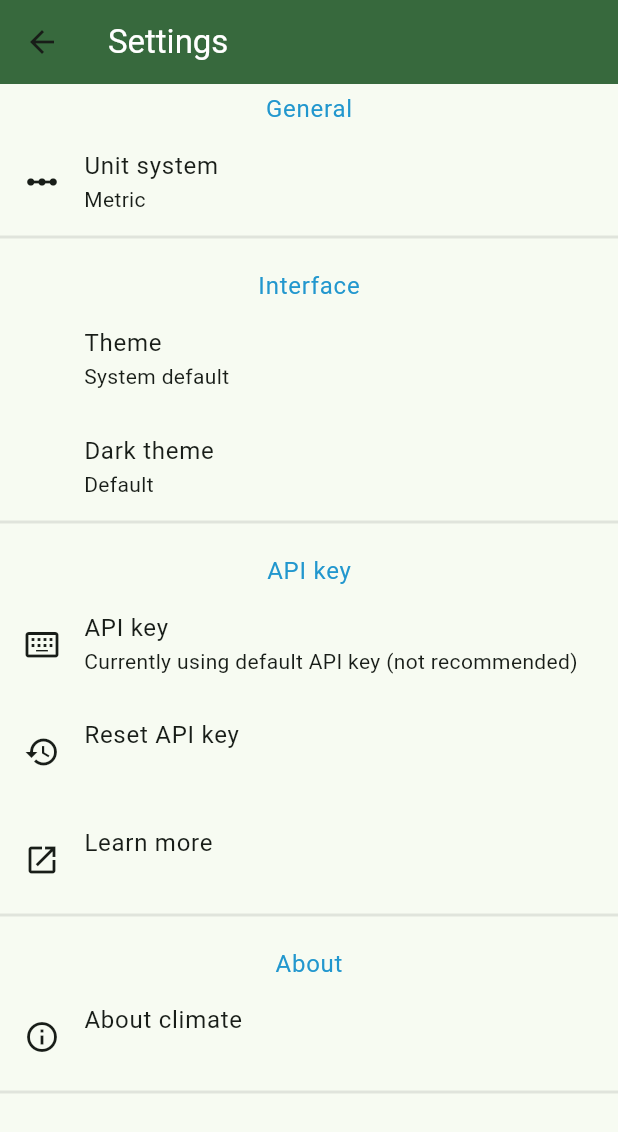
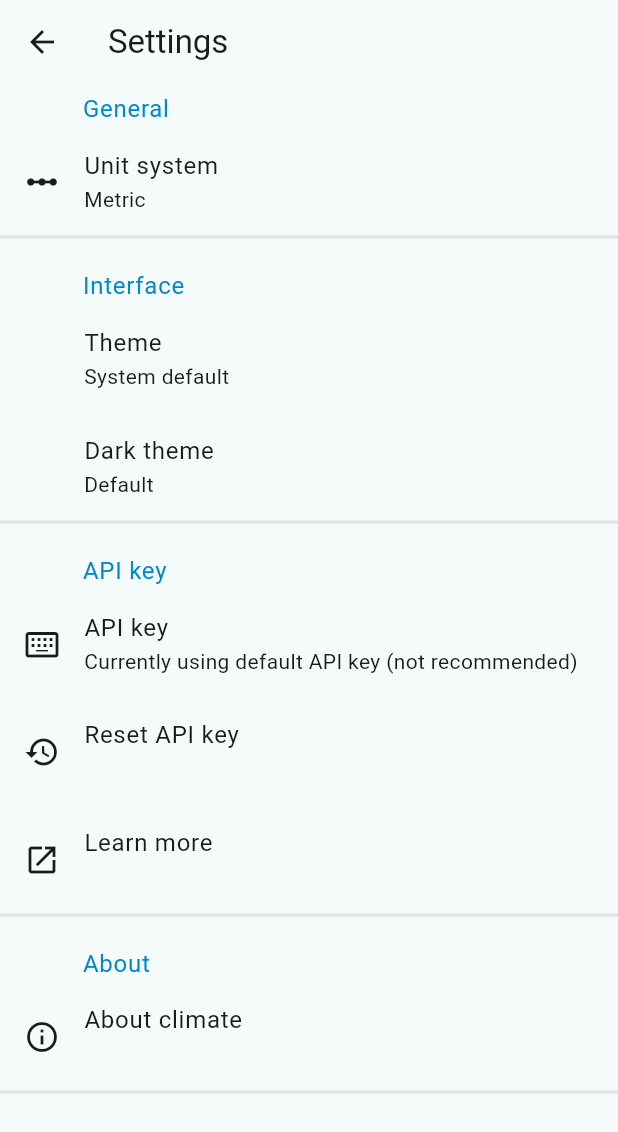
Before and after one commit to MotiurRahmanSany/sky_cast, a Flutter app: the screen it shows after launch, after a tap on the "settings" icon, on a phone screen of 412 x 824 dp. Shown: the top 1132 px of the screen. Run offline on Flutter 3.47's test engine with Material 3 defaults, Android fonts, the phone set to English and light mode, and no system bars; our stand-ins replace flutter_riverpod, google_fonts.

Commit message:
modified themes

```diff
--- /dev/null
+++ b/lib/controllers/theme_controller.dart
@@ -0,0 +1,16 @@
+import 'package:flutter/material.dart';
+import 'package:flutter_riverpod/flutter_riverpod.dart';
+import 'package:sky_cast/constants/app_themes.dart';
+
+final themeProvider =
+    StateNotifierProvider<ThemeNotifier, ColorScheme>((ref) => ThemeNotifier());
+
+class ThemeNotifier extends StateNotifier<ColorScheme> {
+  ThemeNotifier() : super(lightColorScheme);
+
+  ColorScheme get currentTheme => state;
+
+  void switchThemes() {
+    state = state == lightColorScheme ? darkColorScheme : lightColorScheme;
+  }
+}
--- a/lib/main.dart
+++ b/lib/main.dart
@@ -1,31 +1,23 @@
 import 'package:flutter/material.dart';
 import 'package:flutter_riverpod/flutter_riverpod.dart';
 import 'package:google_fonts/google_fonts.dart';
+import 'package:sky_cast/controllers/theme_controller.dart';
 import 'package:sky_cast/screens/home.dart';
 
-final ColorScheme lightColorScheme = ColorScheme.fromSeed(
-  seedColor: const Color.fromARGB(255, 196, 196, 192),
-  brightness: Brightness.light,
-);
-
-final ColorScheme darkColorScheme = ColorScheme.fromSeed(
-  seedColor: const Color.fromARGB(255, 196, 196, 192),
-  brightness: Brightness.dark,
-);
-
-final ColorScheme activeThemeMode = lightColorScheme;
 void main() => runApp(const ProviderScope(child: MyApp()));
 
-class MyApp extends StatelessWidget {
+class MyApp extends ConsumerWidget {
   const MyApp({super.key});
 
   @override
-  Widget build(BuildContext context) {
+  Widget build(BuildContext context, WidgetRef ref) {
+    final appTheme = ref.watch(themeProvider.notifier);
+
     return MaterialApp(
       title: 'Sky Cast weather app',
       home: const HomeScreen(),
       theme: ThemeData(
-        colorScheme: activeThemeMode,
+        colorScheme: appTheme.currentTheme,
         textTheme: GoogleFonts.robotoTextTheme(),
       ),
     );
--- a/lib/screens/home.dart
+++ b/lib/screens/home.dart
@@ -12,10 +12,7 @@ class HomeScreen extends ConsumerWidget {
   @override
   Widget build(BuildContext context, WidgetRef ref) {
     return Scaffold(
-      backgroundColor: Theme.of(context).colorScheme.background,
       appBar: AppBar(
-        backgroundColor: Theme.of(context).colorScheme.primary,
-        foregroundColor: Theme.of(context).colorScheme.onPrimary,
         actions: [
           IconButton(
             onPressed: () {
@@ -33,7 +30,6 @@ class HomeScreen extends ConsumerWidget {
       body: Padding(
         padding: const EdgeInsets.symmetric(vertical: 0, horizontal: 15),
         child: SingleChildScrollView(
-          // physics: const NeverScrollableScrollPhysics(),
           child: Column(
             // mainAxisAlignment: MainAxisAlignment.center,
             crossAxisAlignment: CrossAxisAlignment.center,
--- a/lib/screens/settings.dart
+++ b/lib/screens/settings.dart
@@ -1,5 +1,6 @@
 import 'package:flutter/material.dart';
 import 'package:flutter_riverpod/flutter_riverpod.dart';
+import 'package:sky_cast/controllers/theme_controller.dart';
 import 'package:sky_cast/utilities/helper_widgets.dart';
 import 'package:sky_cast/widgets/settings_item.dart';
 
@@ -10,16 +11,13 @@ class SettingsScreen extends ConsumerWidget {
   Widget build(BuildContext context, WidgetRef ref) {
     return Scaffold(
       appBar: AppBar(
-        backgroundColor: Theme.of(context).colorScheme.primary,
-        title: Text(
+        title: const Text(
           'Settings',
-          style: Theme.of(context).textTheme.titleLarge!.copyWith(
-                color: Theme.of(context).colorScheme.onSecondary,
-              ),
         ),
       ),
       body: SingleChildScrollView(
         child: Column(
+          crossAxisAlignment: CrossAxisAlignment.start,
           children: [
             addVerticalSpace(5),
             settingSectionTitle('General', context),
@@ -35,9 +33,14 @@ class SettingsScreen extends ConsumerWidget {
               title: 'Theme',
               subtitle: 'System default',
             ),
-            SettingsItem(
-              title: 'Dark theme',
-              subtitle: 'Default',
+            GestureDetector(
+              onTap: () {
+                ref.read(themeProvider.notifier).switchThemes();
+              },
+              child: SettingsItem(
+                title: 'Dark theme',
+                subtitle: 'Default',
+              ),
             ),
             addDivider(context),
             addVerticalSpace(20),
--- a/lib/utilities/helper_widgets.dart
+++ b/lib/utilities/helper_widgets.dart
@@ -21,11 +21,14 @@ Widget addVerticalSpace(double height) {
 }
 
 Widget settingSectionTitle(String title, BuildContext context) {
-  return Text(
-    title,
-    textAlign: TextAlign.start,
-    style: Theme.of(context).textTheme.bodyLarge!.copyWith(
-          color: const Color.fromARGB(255, 34, 151, 206),
-        ),
+  return Padding(
+    padding: const EdgeInsets.only(left: 55),
+    child: Text(
+      title,
+      textAlign: TextAlign.start,
+      style: Theme.of(context).textTheme.bodyLarge!.copyWith(
+            color: const Color.fromARGB(255, 1, 137, 200),
+          ),
+    ),
   );
 }
--- a/pubspec.yaml
+++ b/pubspec.yaml
@@ -39,6 +39,7 @@ dependencies:
   http: ^1.2.1
   flutter_riverpod: ^2.5.1
   google_fonts: ^6.2.1
+  shared_preferences: ^2.2.3
 
 dev_dependencies:
   flutter_test:
```
Also changed, not shown: lib/constants/app_themes.dart (added, +11 -0 lines), lib/models/weather_model.dart (added), pubspec.lock, 1 other file.
